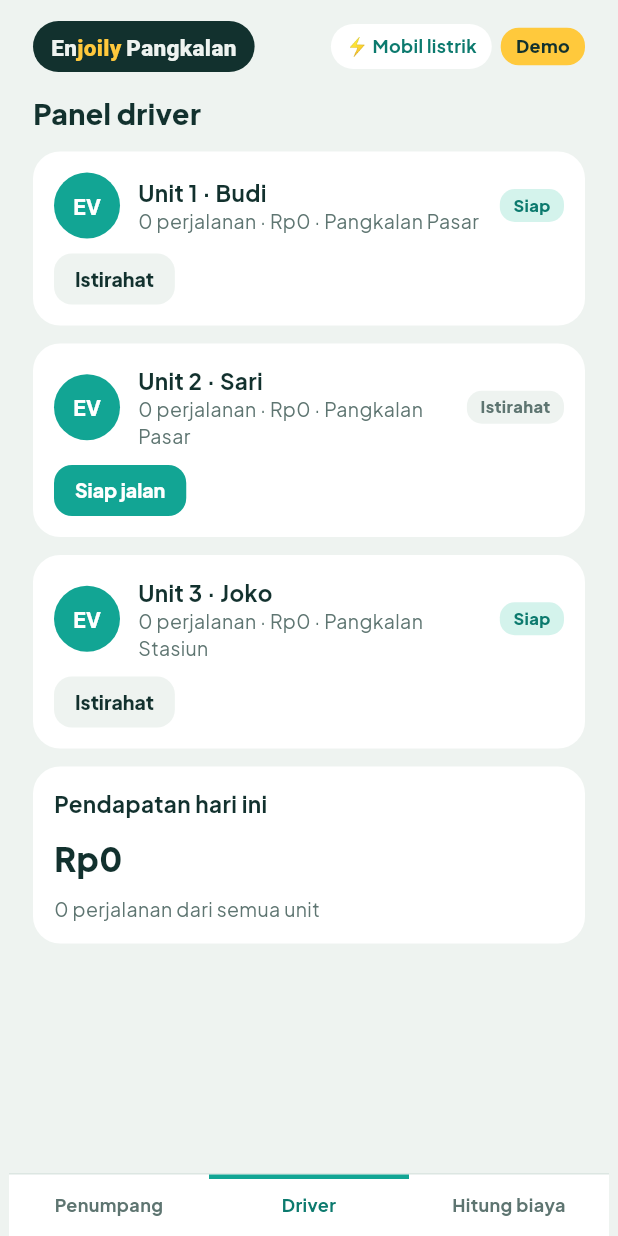
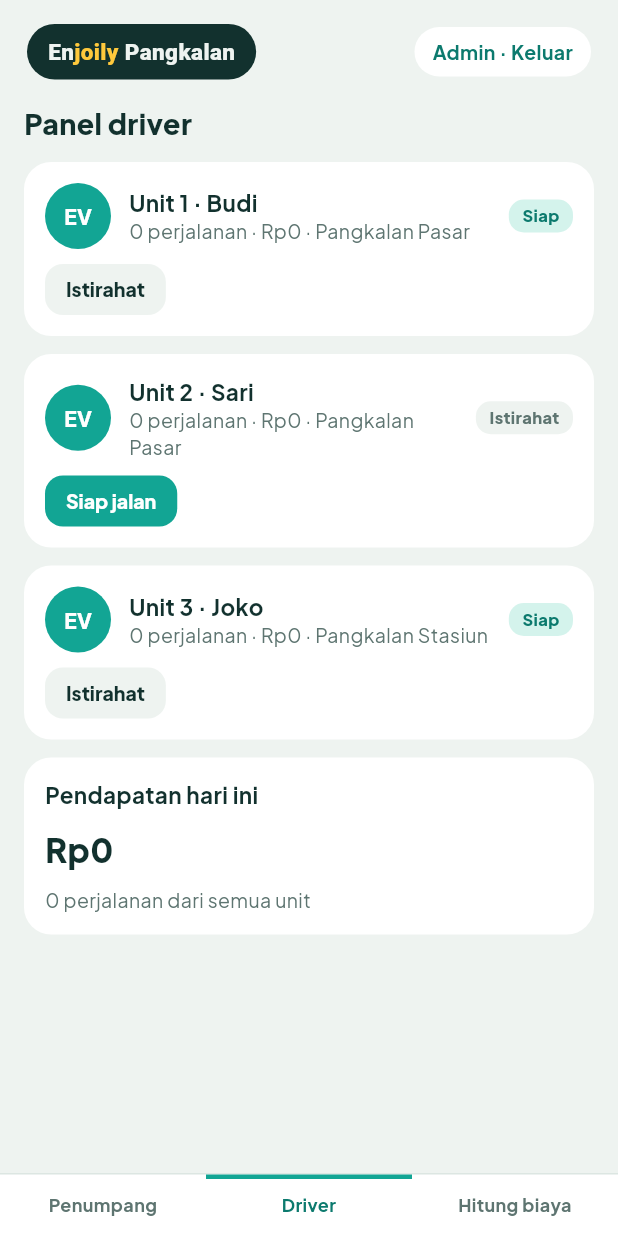
Before and after one commit to seoulinbowl18-Git/enjoilypangkalan, a Flutter app: the screen it shows after launch, item 2 of the bottom bar chosen, on a phone screen of 412 x 824 dp. Run offline on Flutter 3.47's test engine with Material 3 defaults, Android fonts, the phone set to English and light mode, and no system bars; our stand-ins replace geolocator, supabase_flutter; accounts and stored records are empty.

Commit message:
Samakan tampilan tab Penumpang dengan prototipe
- Bundel Plus Jakarta Sans 400–800 agar teks tebal tidak tampil tipis
- Header: pill "Admin · Keluar" menggantikan label Mobil listrik/Demo
- Banner foto mobil (assets/images/banner_mobil.jpg, ada gradasi cadangan)
- Kartu keunggulan 2×2 dan kartu Saldo Enjoily dengan tombol Top up hijau
- Bingkai ponsel lebih lebar/tinggi; tombol tidak lagi dipadatkan di web

Co-Authored-By: Claude Opus 5.5 <noreply@anthropic.com>
Claude-Session: https://claude.ai/code/session_015xxr5vPdrL4cWyzcrgNbzo

```diff
--- a/lib/main.dart
+++ b/lib/main.dart
@@ -1,5 +1,4 @@
 import 'package:flutter/material.dart';
-import 'package:google_fonts/google_fonts.dart';
 import 'package:provider/provider.dart';
 import 'package:supabase_flutter/supabase_flutter.dart';
 
@@ -46,9 +45,8 @@ class EnjoilyApp extends StatelessWidget {
 
   @override
   Widget build(BuildContext context) {
-    // google_fonts 9 memakai TextTheme dari package material_ui, jadi
-    // cukup ambil nama font-nya agar cocok dengan flutter/material.
-    final font = GoogleFonts.plusJakartaSans().fontFamily;
+    // Dibundel di pubspec.yaml agar semua ketebalan (400–800) ikut terpakai.
+    const font = 'PlusJakartaSans';
     return MaterialApp(
       title: 'Enjoily Pangkalan',
       debugShowCheckedModeBanner: false,
--- a/lib/screens/dashboard.dart
+++ b/lib/screens/dashboard.dart
@@ -39,7 +39,10 @@ class _DashboardShellState extends State<DashboardShell> {
         child: _PhoneFrame(
           child: Column(
             children: [
-              _Header(onSignOut: _isDemo ? null : _service.signOut),
+              _Header(
+                role: widget.profile['role'] as String?,
+                onSignOut: _isDemo ? null : _service.signOut,
+              ),
               Expanded(
                 child: IndexedStack(
                   index: _tab,
@@ -68,7 +71,7 @@ class _DashboardShellState extends State<DashboardShell> {
   }
 }
 
-/// Lebar maks 400. Di layar ≥ 500 px tampil sebagai bingkai ponsel (.phone).
+/// Lebar maks 430. Di layar ≥ 500 px tampil sebagai bingkai ponsel (.phone).
 class _PhoneFrame extends StatelessWidget {
   const _PhoneFrame({required this.child});
 
@@ -81,13 +84,13 @@ class _PhoneFrame extends StatelessWidget {
       builder: (context, box) {
         if (box.maxWidth < 500) {
           return Center(
-            child: ConstrainedBox(constraints: const BoxConstraints(maxWidth: 400), child: child),
+            child: ConstrainedBox(constraints: const BoxConstraints(maxWidth: 430), child: child),
           );
         }
         return Center(
           child: Container(
-            width: 400,
-            height: box.maxHeight < 780 ? box.maxHeight : 760,
+            width: 430,
+            height: box.maxHeight > 920 ? 900 : box.maxHeight - 20,
             decoration: BoxDecoration(
               color: c.bg,
               border: Border.all(color: c.ink, width: 8),
@@ -102,23 +105,27 @@ class _PhoneFrame extends StatelessWidget {
 }
 
 class _Header extends StatelessWidget {
-  const _Header({required this.onSignOut});
+  const _Header({required this.role, required this.onSignOut});
 
-  /// null = mode demo: tombol keluar diganti label "Demo".
+  static const _roleLabels = {'admin': 'Admin', 'driver': 'Driver', 'passenger': 'Penumpang'};
+
+  final String? role;
+
+  /// null = mode demo: tidak ada sesi untuk diakhiri.
   final VoidCallback? onSignOut;
 
   @override
   Widget build(BuildContext context) {
     final c = EnjColors.of(context);
     return Padding(
-      padding: EdgeInsets.fromLTRB(16, 14, onSignOut == null ? 16 : 4, 8),
+      padding: const EdgeInsets.fromLTRB(18, 16, 18, 10),
       child: Row(
         children: [
           Expanded(
             child: Align(
               alignment: Alignment.centerLeft,
               child: Container(
-                padding: const EdgeInsets.symmetric(horizontal: 12, vertical: 6),
+                padding: const EdgeInsets.symmetric(horizontal: 14, vertical: 8),
                 decoration: BoxDecoration(color: c.ink, borderRadius: BorderRadius.circular(20)),
                 child: Text.rich(
                   TextSpan(
@@ -139,23 +146,23 @@ class _Header extends StatelessWidget {
             ),
           ),
           const SizedBox(width: 8),
-          Container(
-            padding: const EdgeInsets.symmetric(horizontal: 10, vertical: 6),
-            decoration: BoxDecoration(color: c.card, borderRadius: BorderRadius.circular(20)),
-            child: Text(
-              '⚡ Mobil listrik',
-              style: TextStyle(fontSize: 12, fontWeight: FontWeight.w700, color: c.accent),
+          Material(
+            color: c.card,
+            shape: const StadiumBorder(),
+            child: InkWell(
+              customBorder: const StadiumBorder(),
+              onTap: onSignOut ??
+                  () => ScaffoldMessenger.of(context)
+                      .showSnackBar(const SnackBar(content: Text('Mode demo — tidak perlu keluar'))),
+              child: Padding(
+                padding: const EdgeInsets.symmetric(horizontal: 12, vertical: 7),
+                child: Text(
+                  '${_roleLabels[role] ?? 'Akun'} · Keluar',
+                  style: TextStyle(fontSize: 13, fontWeight: FontWeight.w700, color: c.accent),
+                ),
+              ),
             ),
           ),
-          if (onSignOut == null)
-            const Padding(padding: EdgeInsets.only(left: 6), child: EnjBadge('Demo'))
-          else
-            IconButton(
-              tooltip: 'Keluar',
-              visualDensity: VisualDensity.compact,
-              onPressed: onSignOut,
-              icon: Icon(Icons.logout, size: 18, color: c.mute),
-            ),
         ],
       ),
     );
--- a/lib/ui/enjoily_style.dart
+++ b/lib/ui/enjoily_style.dart
@@ -196,6 +196,8 @@ class EnjButton extends StatelessWidget {
         disabledBackgroundColor: bg,
         disabledForegroundColor: fg,
         elevation: 0,
+        // Web/desktop default-nya compact dan memangkas padding
+        visualDensity: VisualDensity.standard,
         minimumSize: Size.zero,
         tapTargetSize: MaterialTapTargetSize.shrinkWrap,
         padding: small ? const EdgeInsets.symmetric(horizontal: 14, vertical: 9) : const EdgeInsets.all(14),
```
Also changed, not shown: lib/screens/passenger_home.dart (+145 -61 lines), pubspec.yaml (+19 -0 lines), assets/fonts/PlusJakartaSans-400.ttf (added), assets/fonts/PlusJakartaSans-500.ttf (added), assets/fonts/PlusJakartaSans-600.ttf (added), assets/fonts/PlusJakartaSans-700.ttf (added), assets/fonts/PlusJakartaSans-800.ttf (added), 2 other files.
